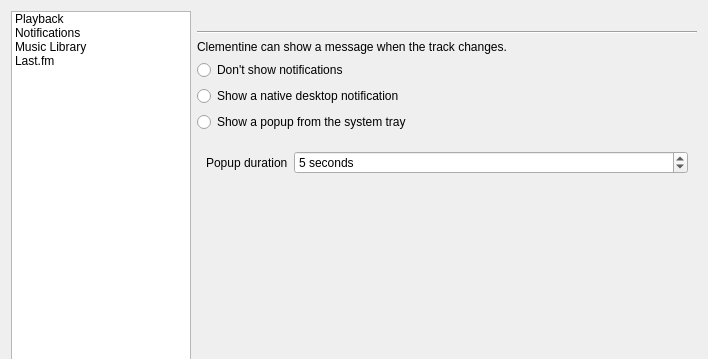
This is src/settingsdialog.ui in clementine-player/Clementine as Qt 5 draws it before an edit; both pictures show x 0 to 708 and y 0 to 359 of the 708 by 549 pixel window. The edited form follows.
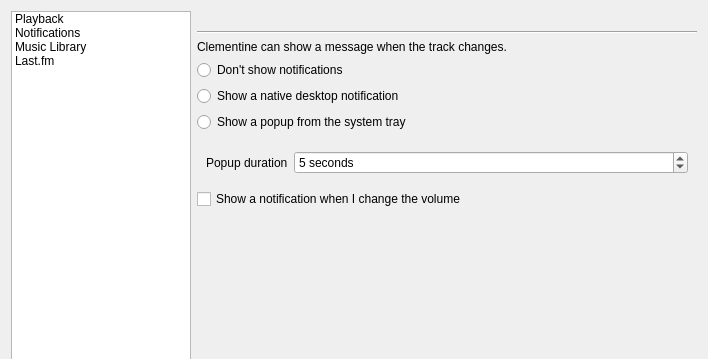
This is the edited form. The open tabs and pages were chosen to show the change. Icons and pictures are not drawn. Custom widgets are drawn as their Qt base class.

Commit message: Make it an option whether to show the OSD when the volume changes, and disable it by default. Fixes issue #31

```diff
--- a/src/settingsdialog.ui
+++ b/src/settingsdialog.ui
@@ -273,6 +273,13 @@
            </layout>
           </widget>
          </item>
+         <item>
+          <widget class="QCheckBox" name="notifications_volume">
+           <property name="text">
+            <string>Show a notification when I change the volume</string>
+           </property>
+          </widget>
+         </item>
          <item>
           <spacer name="verticalSpacer_3">
            <property name="orientation">
```
Left out of the diff: 14 changed lines with no effect on the pictures. The commit also changes 3 other files.
